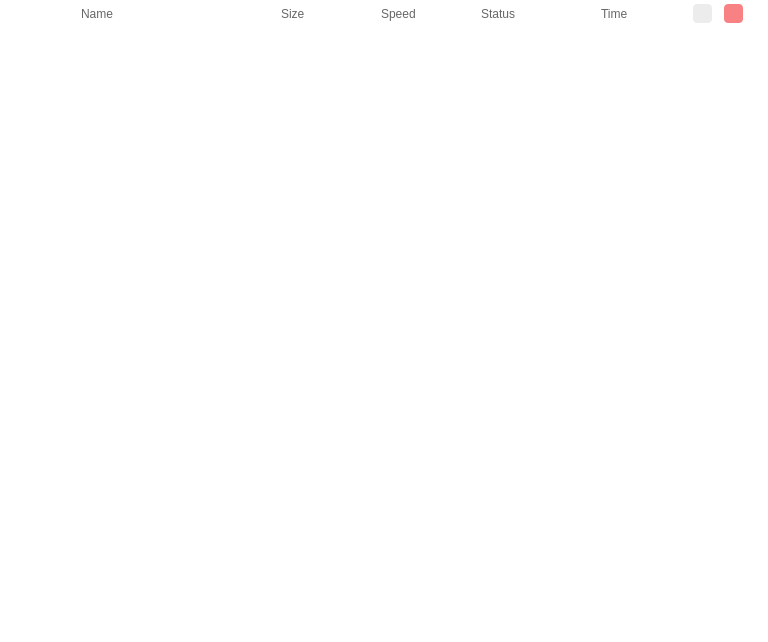
Old version of the form src/MEGASync/gui/macx/TransfersWidget.ui in the repository meganz/MEGAsync.
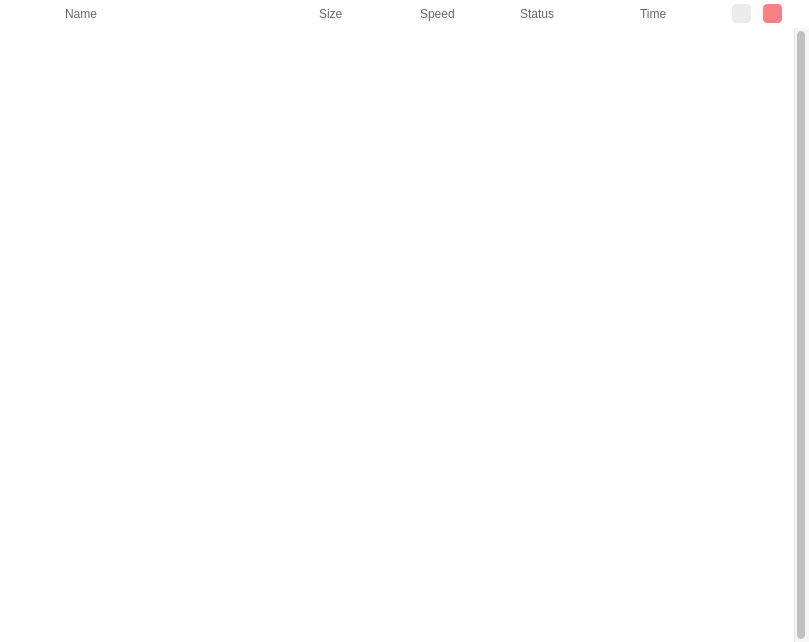
New version of the form. Icons and pictures are not drawn. Custom widgets are drawn as their Qt base class.

Commit message: Transfer Manager: sort by total size, sort by name (ascendin, descending, reset)

The edit to the form file:
```diff
--- a/src/MEGASync/gui/macx/TransfersWidget.ui
+++ b/src/MEGASync/gui/macx/TransfersWidget.ui
@@ -6,12 +6,12 @@
    <rect>
     <x>0</x>
     <y>0</y>
-    <width>768</width>
+    <width>809</width>
     <height>642</height>
    </rect>
   </property>
   <property name="sizePolicy">
-   <sizepolicy hsizetype="Expanding" vsizetype="Expanding">
+   <sizepolicy hsizetype="Expanding" vsizetype="Fixed">
     <horstretch>0</horstretch>
     <verstretch>0</verstretch>
    </sizepolicy>
@@ -52,7 +52,7 @@
     max-height: 28px;
 }
 
-#wTableHeader QLabel
+#wTableHeader QLabel, #wTableHeader  QPushButton
 {
     height: 20px;
     color: #666666;
@@ -79,7 +79,7 @@
     background-color: #ECECEC;
 }
 
-#wTableHeader QLabel
+#wTableHeader QLabel, #wTableHeader  QPushButton
 {
 /*	margin: 0;
     border: 0;
@@ -87,19 +87,24 @@
     padding: 0;
 }
 
-#lHeaderName
+#pHeaderName
 {
     width: 160px;
     min-width: 160px;
 }
 
-#lHeaderSize, #lHeaderSpeed
+#pHeaderSize, #lHeaderSpeed
 {
     width: 100px;
     min-width: 100px;
     max-width: 100px;
 }
 
+#wTableHeader  QPushButton
+{
+    text-align: left;
+}
+
 #lHeaderStatus
 {
     width: 120px;
@@ -242,41 +247,35 @@
            <number>0</number>
           </property>
           <property name="leftMargin">
-           <number>81</number>
+           <number>64</number>
           </property>
           <property name="topMargin">
            <number>0</number>
           </property>
           <property name="rightMargin">
-           <number>33</number>
+           <number>15</number>
           </property>
           <property name="bottomMargin">
            <number>0</number>
           </property>
           <item>
-           <widget class="QLabel" name="lHeaderName">
-            <property name="sizePolicy">
-             <sizepolicy hsizetype="Expanding" vsizetype="Fixed">
-              <horstretch>0</horstretch>
-              <verstretch>0</verstretch>
-             </sizepolicy>
-            </property>
+           <widget class="QPushButton" name="pHeaderName">
             <property name="text">
              <string>Name</string>
             </property>
+            <property name="flat">
+             <bool>true</bool>
+            </property>
            </widget>
           </item>
           <item>
-           <widget class="QLabel" name="lHeaderSize">
-            <property name="sizePolicy">
-             <sizepolicy hsizetype="Fixed" vsizetype="Fixed">
-              <horstretch>0</horstretch>
-              <verstretch>0</verstretch>
-             </sizepolicy>
-            </property>
+           <widget class="QPushButton" name="pHeaderSize">
             <property name="text">
              <string>Size</string>
             </property>
+            <property name="flat">
+             <bool>true</bool>
+            </property>
            </widget>
           </item>
           <item>
```
Left out of the diff: 2 changed lines with no effect on the pictures. The commit also changes 15 other files.
